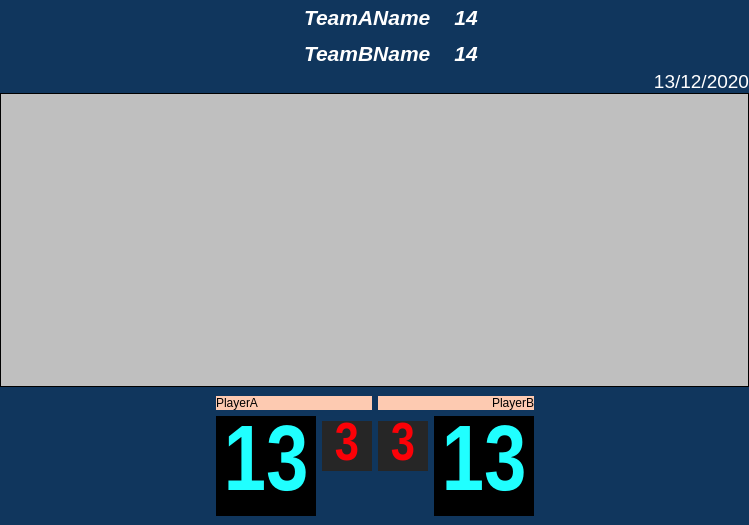
Old version of the form fullmatchresultform.ui in the repository xiaoyuanyangxu/sportroom-qt.
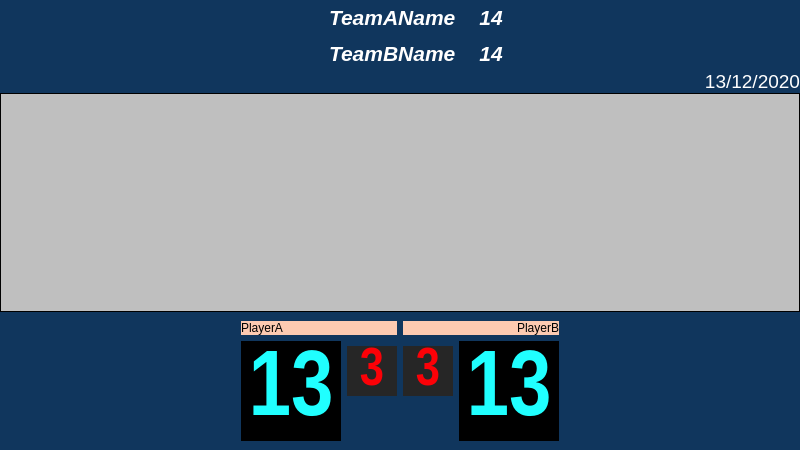
New version of the form.

Diff of the .ui file:
```diff
--- a/fullmatchresultform.ui
+++ b/fullmatchresultform.ui
@@ -6,10 +6,16 @@
    <rect>
     <x>0</x>
     <y>0</y>
-    <width>749</width>
-    <height>525</height>
+    <width>800</width>
+    <height>450</height>
    </rect>
   </property>
+  <property name="minimumSize">
+   <size>
+    <width>800</width>
+    <height>450</height>
+   </size>
+  </property>
   <property name="windowTitle">
    <string>Form</string>
   </property>
```
